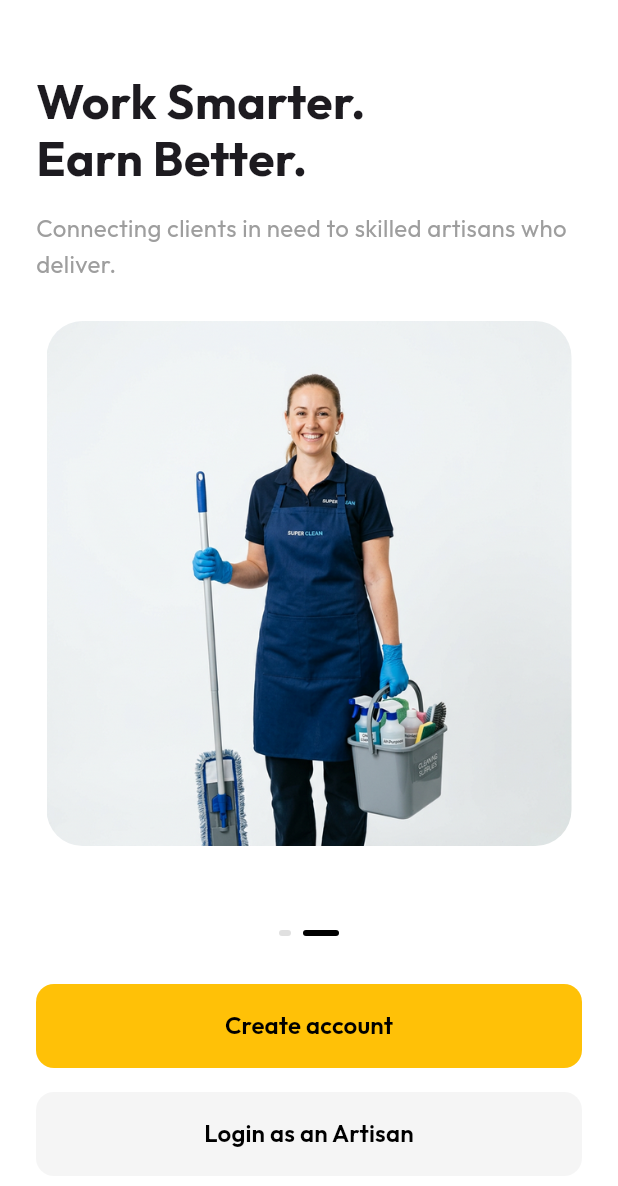
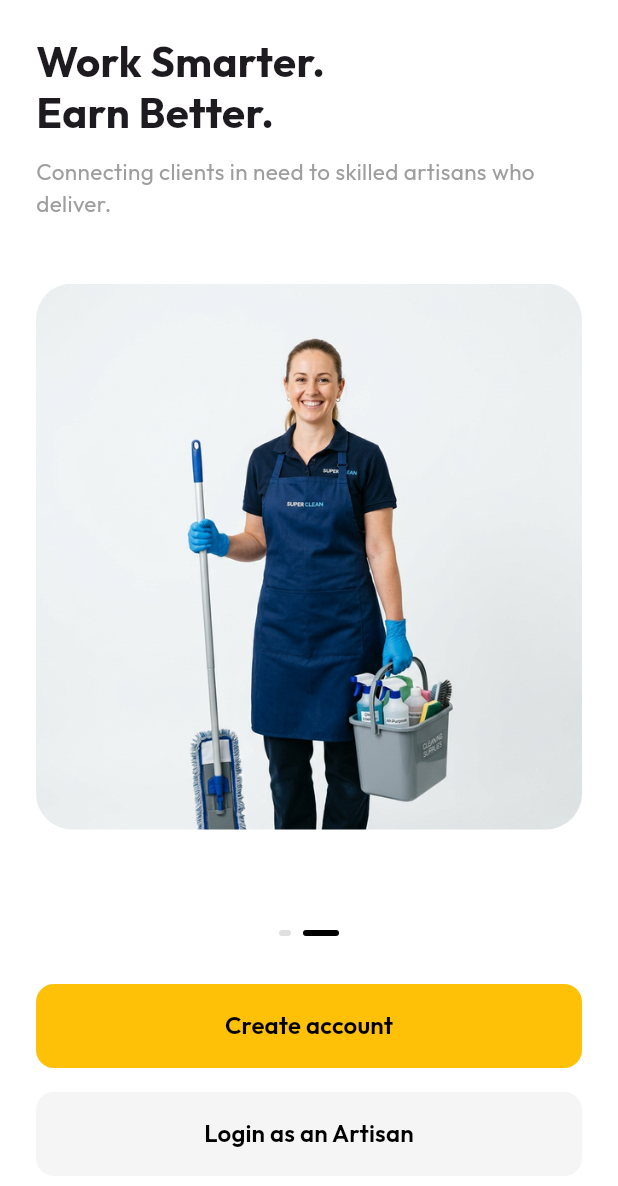
Before and after one commit to skillspay/skillpay_app, a Flutter app: the screen it shows after launch, swiped to page 2, on a phone screen of 412 x 824 dp. Shown: the top 1186 px of the screen. Run offline on Flutter 3.47's test engine with Material 3 defaults, Android fonts, the phone set to English and light mode, and no system bars; our stand-ins replace file_picker, firebase_core, flutter_dotenv, geocoding, geolocator, google_fonts and 5 more; accounts and stored records are empty.

Commit message:
fix(workers): prevent RenderFlex bottom overflow on onboarding screen

```diff
--- a/skillpay_workers/lib/screens/onboarding_screen.dart
+++ b/skillpay_workers/lib/screens/onboarding_screen.dart
@@ -21,7 +21,7 @@ class _OnboardingScreenState extends State<OnboardingScreen> {
     super.dispose();
   }
 
-  Future<void> _navigateToAuth(BuildContext context, String title) async {
+  Future<void> _navigateToAuth(String title) async {
     final prefs = await SharedPreferences.getInstance();
     await prefs.setBool('has_seen_onboarding', true);
 
@@ -93,44 +93,46 @@ class _OnboardingScreenState extends State<OnboardingScreen> {
       child: Column(
         crossAxisAlignment: CrossAxisAlignment.start,
         children: [
-          const SizedBox(height: 48),
-          if (titleWidget != null) titleWidget,
-          if (title != null && titleWidget == null)
+          const SizedBox(height: 24),
+          if (titleWidget != null)
+            titleWidget
+          else if (title != null)
             Text(
               title,
               style: const TextStyle(
-                fontSize: 32,
+                fontSize: 28,
                 fontWeight: FontWeight.bold,
                 height: 1.2,
               ),
             ),
-          const SizedBox(height: 16),
+          const SizedBox(height: 12),
           Text(
             subtitle,
             style: const TextStyle(
-              fontSize: 16,
+              fontSize: 15,
               color: Colors.grey,
-              height: 1.5,
+              height: 1.4,
             ),
           ),
-          const Spacer(),
-          Center(
+          const SizedBox(height: 16),
+          Expanded(
+            child: Center(
               child: ClipRRect(
                 borderRadius: BorderRadius.circular(24),
                 child: Image.asset(
                   imagePath,
-                height: 350,
-                fit: BoxFit.cover,
+                  fit: BoxFit.contain,
                   errorBuilder: (context, error, stackTrace) => Container(
-                  height: 350,
-                  width: double.infinity,
                     color: Colors.grey[200],
-                  child: const Icon(Icons.image, size: 50, color: Colors.grey),
+                    child: const Center(
+                      child: Icon(Icons.image, size: 50, color: Colors.grey),
                     ),
                   ),
                 ),
               ),
-          const SizedBox(height: 32),
+            ),
+          ),
+          const SizedBox(height: 16),
         ],
       ),
     );
@@ -162,7 +164,7 @@ class _OnboardingScreenState extends State<OnboardingScreen> {
             width: double.infinity,
             height: 56,
             child: ElevatedButton(
-              onPressed: () => _navigateToAuth(context, 'Create Account'),
+              onPressed: () => _navigateToAuth('Create Account'),
               style: ElevatedButton.styleFrom(
                 backgroundColor: const Color(0xFFFFC107), // Yellow
                 foregroundColor: Colors.black,
@@ -182,7 +184,7 @@ class _OnboardingScreenState extends State<OnboardingScreen> {
             width: double.infinity,
             height: 56,
             child: ElevatedButton(
-              onPressed: () => _navigateToAuth(context, 'Login as Artisan'),
+              onPressed: () => _navigateToAuth('Login as Artisan'),
               style: ElevatedButton.styleFrom(
                 backgroundColor: const Color(0xFFF5F5F5), // Light Grey
                 foregroundColor: Colors.black,
```
Lines whose indentation alone changed are shown as unchanged.
